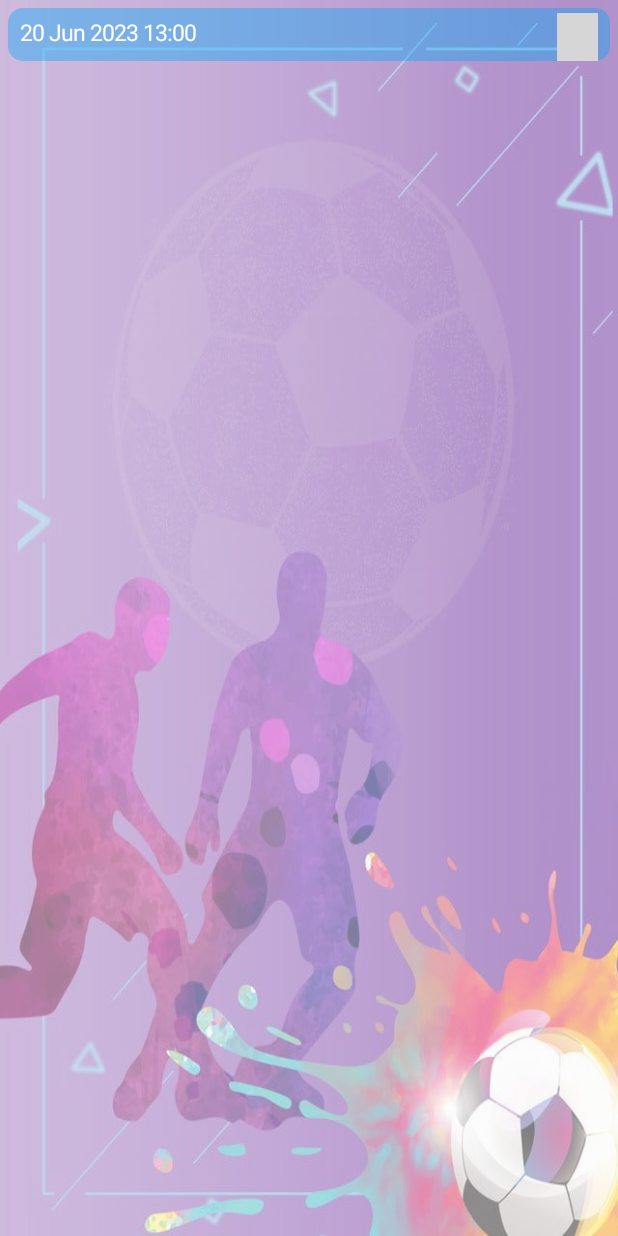
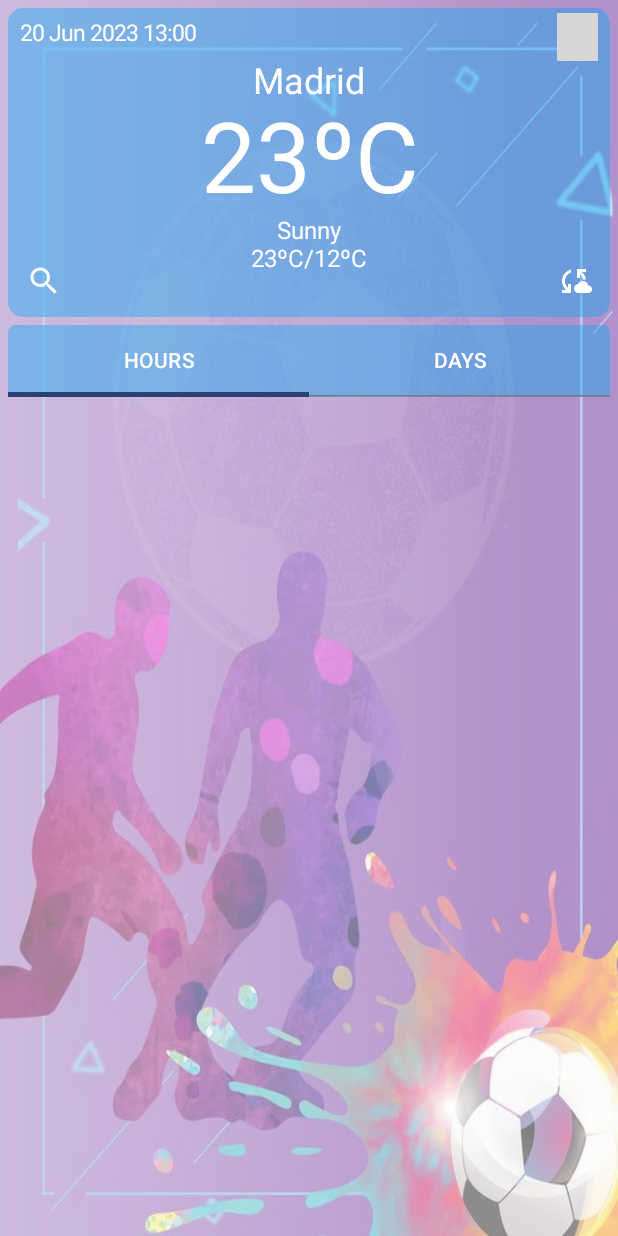
Before and after one commit to Shevy-D/ComposeLessonYouTube, an Android app built with Jetpack Compose: the screen it shows after launch (MainActivity), on a phone screen of 412 x 824 dp. Run offline under Robolectric (Android 15) with nearby library versions, the phone set to English and light mode, and no system bars; our stand-ins replace Volley, accompanist; pictures from the network do not load; grey boxes are pictures that could not be loaded.

Commit message:
Lesson 12. The Forecast app

```diff
--- a/app/build.gradle.kts
+++ b/app/build.gradle.kts
@@ -52,6 +52,8 @@ android {
 dependencies {
 
     implementation("io.coil-kt:coil-compose:2.4.0")
+    implementation("com.google.accompanist:accompanist-pager:0.28.0")
+    implementation("com.google.accompanist:accompanist-pager-indicators:0.19.0")
 
     implementation("androidx.core:core-ktx:1.9.0")
     implementation("androidx.lifecycle:lifecycle-runtime-ktx:2.6.1")
--- a/app/src/main/java/com/shevy/composelessonyoutube/MainActivity.kt
+++ b/app/src/main/java/com/shevy/composelessonyoutube/MainActivity.kt
@@ -5,6 +5,7 @@ import android.os.Bundle
 import android.util.Log
 import androidx.activity.ComponentActivity
 import androidx.activity.compose.setContent
+import androidx.compose.foundation.Image
 import androidx.compose.foundation.layout.Box
 import androidx.compose.foundation.layout.Column
 import androidx.compose.foundation.layout.fillMaxHeight
@@ -12,8 +13,6 @@ import androidx.compose.foundation.layout.fillMaxSize
 import androidx.compose.foundation.layout.fillMaxWidth
 import androidx.compose.foundation.layout.padding
 import androidx.compose.material3.Button
-import androidx.compose.material3.MaterialTheme
-import androidx.compose.material3.Surface
 import androidx.compose.material3.Text
 import androidx.compose.runtime.Composable
 import androidx.compose.runtime.MutableState
@@ -21,11 +20,15 @@ import androidx.compose.runtime.mutableStateOf
 import androidx.compose.runtime.remember
 import androidx.compose.ui.Alignment
 import androidx.compose.ui.Modifier
+import androidx.compose.ui.draw.alpha
+import androidx.compose.ui.layout.ContentScale
+import androidx.compose.ui.res.painterResource
 import androidx.compose.ui.unit.dp
 import com.android.volley.Request
 import com.android.volley.toolbox.StringRequest
 import com.android.volley.toolbox.Volley
-import com.shevy.composelessonyoutube.ui.screens.MainScreen
+import com.shevy.composelessonyoutube.ui.screens.MainCard
+import com.shevy.composelessonyoutube.ui.screens.TabLayout
 import com.shevy.composelessonyoutube.ui.theme.ComposeLessonYouTubeTheme
 import org.json.JSONObject
 
@@ -37,7 +40,20 @@ class MainActivity : ComponentActivity() {
         super.onCreate(savedInstanceState)
         setContent {
             ComposeLessonYouTubeTheme {
-                MainScreen()
+                Image(
+                    painter = painterResource(
+                        id = R.drawable.weather_bg
+                    ),
+                    contentDescription = "im1",
+                    modifier = Modifier
+                        .fillMaxSize()
+                        .alpha(0.5f),
+                    contentScale = ContentScale.FillBounds
+                )
+                Column {
+                    MainCard()
+                    TabLayout()
+                }
                 /*                Surface(
                                     modifier = Modifier.fillMaxSize(),
                                     color = MaterialTheme.colorScheme.background
--- /dev/null
+++ b/app/src/main/java/com/shevy/composelessonyoutube/ui/screens/MainCard.kt
@@ -0,0 +1,173 @@
+package com.shevy.composelessonyoutube.ui.screens
+
+import androidx.compose.foundation.layout.Arrangement
+import androidx.compose.foundation.layout.Column
+import androidx.compose.foundation.layout.Row
+import androidx.compose.foundation.layout.fillMaxWidth
+import androidx.compose.foundation.layout.padding
+import androidx.compose.foundation.layout.size
+import androidx.compose.foundation.shape.RoundedCornerShape
+import androidx.compose.material3.Card
+import androidx.compose.material3.CardDefaults
+import androidx.compose.material3.Icon
+import androidx.compose.material3.IconButton
+import androidx.compose.material3.Tab
+import androidx.compose.material3.TabRow
+import androidx.compose.material3.TabRowDefaults
+import androidx.compose.material3.Text
+import androidx.compose.runtime.Composable
+import androidx.compose.runtime.rememberCoroutineScope
+import androidx.compose.ui.Alignment
+import androidx.compose.ui.Modifier
+import androidx.compose.ui.draw.clip
+import androidx.compose.ui.graphics.Color
+import androidx.compose.ui.res.painterResource
+import androidx.compose.ui.text.TextStyle
+import androidx.compose.ui.tooling.preview.Preview
+import androidx.compose.ui.unit.dp
+import androidx.compose.ui.unit.sp
+import coil.compose.AsyncImage
+import com.google.accompanist.pager.ExperimentalPagerApi
+import com.google.accompanist.pager.HorizontalPager
+import com.google.accompanist.pager.pagerTabIndicatorOffset
+import com.google.accompanist.pager.rememberPagerState
+import com.shevy.composelessonyoutube.R
+import com.shevy.composelessonyoutube.ui.theme.BlueLight
+import kotlinx.coroutines.launch
+
+@Preview(showBackground = true)
+@Composable
+fun MainCard() {
+    Column(
+        modifier = Modifier
+            .padding(5.dp)
+    ) {
+        Card(
+            modifier = Modifier.fillMaxWidth(),
+            colors = CardDefaults.cardColors(BlueLight),
+            elevation = CardDefaults.cardElevation(0.dp),
+            shape = RoundedCornerShape(10.dp)
+        ) {
+            Column(
+                modifier = Modifier.fillMaxWidth(),
+                horizontalAlignment = Alignment.CenterHorizontally
+            ) {
+                Row(
+                    modifier = Modifier.fillMaxWidth(),
+                    horizontalArrangement = Arrangement.SpaceBetween
+                ) {
+                    Text(
+                        modifier = Modifier.padding(top = 8.dp, start = 8.dp),
+                        text = "20 Jun 2023 13:00",
+                        style = TextStyle(fontSize = 15.sp),
+                        color = Color.White
+                    )
+                    AsyncImage(
+                        model = "https://cdn.weatherapi.com/weather/64x64/day/116.png",
+                        contentDescription = "im2",
+                        modifier = Modifier
+                            .size(35.dp)
+                            .padding(top = 3.dp, end = 8.dp)
+                    )
+                }
+                Text(
+                    text = "Madrid",
+                    style = TextStyle(fontSize = 24.sp),
+                    color = Color.White
+                )
+                Text(
+                    text = "23ºC",
+                    style = TextStyle(fontSize = 65.sp),
+                    color = Color.White
+                )
+                Text(
+                    text = "Sunny",
+                    style = TextStyle(fontSize = 16.sp),
+                    color = Color.White
+                )
+                Row(
+                    modifier = Modifier.fillMaxWidth(),
+                    horizontalArrangement = Arrangement.SpaceBetween
+                ) {
+                    IconButton(
+                        onClick = {
+
+                        }
+                    ) {
+                        Icon(
+                            painter = painterResource(id = R.drawable.ic_search),
+                            contentDescription = "im3",
+                            tint = Color.White
+                        )
+                    }
+                    Text(
+                        text = "23ºC/12ºC",
+                        style = TextStyle(fontSize = 16.sp),
+                        color = Color.White
+                    )
+                    IconButton(
+                        onClick = {
+
+                        }
+                    ) {
+                        Icon(
+                            painter = painterResource(id = R.drawable.ic_sync),
+                            contentDescription = "im4",
+                            tint = Color.White
+                        )
+                    }
+                }
+            }
+        }
+    }
+}
+
+@OptIn(ExperimentalPagerApi::class)
+@Composable
+fun TabLayout() {
+    val tabList = listOf("HOURS", "DAYS")
+    val pagerState = rememberPagerState()
+    val tabIndex = pagerState.currentPage
+    val coroutineScope = rememberCoroutineScope()
+
+    Column(
+        modifier = Modifier
+            .padding(
+                start = 5.dp,
+                end = 5.dp
+            )
+            .clip(RoundedCornerShape(5.dp))
+    ) {
+        TabRow(
+            selectedTabIndex = tabIndex,
+/*            indicator = { pos ->
+                TabRowDefaults.Indicator(
+                    Modifier.pagerTabIndicatorOffset(pagerState, pos)
+                )
+            },*/
+            containerColor = BlueLight,
+            contentColor = Color.White
+        ) {
+            tabList.forEachIndexed { index, text ->
+                Tab(
+                    selected = false,
+                    onClick = {
+                        coroutineScope.launch {
+                            pagerState.animateScrollToPage(index)
+                        }
+                    },
+                    text = {
+                        Text(text = text)
+                    }
+                )
+            }
+        }
+        HorizontalPager(
+            count = tabList.size,
+            state = pagerState,
+            modifier = Modifier.weight(1.0f)
+        ) { index ->
+
+        }
+    }
+}
--- a/app/src/main/java/com/shevy/composelessonyoutube/ui/screens/MainScreen.kt
+++ /dev/null
@@ -1,78 +0,0 @@
-package com.shevy.composelessonyoutube.ui.screens
-
-import androidx.compose.foundation.Image
-import androidx.compose.foundation.layout.Arrangement
-import androidx.compose.foundation.layout.Column
-import androidx.compose.foundation.layout.Row
-import androidx.compose.foundation.layout.fillMaxSize
-import androidx.compose.foundation.layout.fillMaxWidth
-import androidx.compose.foundation.layout.padding
-import androidx.compose.foundation.layout.size
-import androidx.compose.foundation.shape.RoundedCornerShape
-import androidx.compose.material3.Card
-import androidx.compose.material3.CardDefaults
-import androidx.compose.material3.Text
-import androidx.compose.material3.contentColorFor
-import androidx.compose.runtime.Composable
-import androidx.compose.ui.Alignment
-import androidx.compose.ui.Modifier
-import androidx.compose.ui.draw.alpha
-import androidx.compose.ui.graphics.Color
-import androidx.compose.ui.layout.ContentScale
-import androidx.compose.ui.res.painterResource
-import androidx.compose.ui.text.TextStyle
-import androidx.compose.ui.tooling.preview.Preview
-import androidx.compose.ui.unit.dp
-import androidx.compose.ui.unit.sp
-import coil.compose.AsyncImage
-import com.shevy.composelessonyoutube.R
-import com.shevy.composelessonyoutube.ui.theme.BlueLight
-
-@Preview(showBackground = true)
-@Composable
-fun MainScreen() {
-    Image(
-        painter = painterResource(id = R.drawable.weather_bg),
-        contentDescription = "im1",
-        modifier = Modifier
-            .fillMaxSize()
-            .alpha(0.5f),
-        contentScale = ContentScale.FillBounds
-    )
-    Column(
-        modifier = Modifier
-            .fillMaxSize()
-            .padding(5.dp)
-    ) {
-        Card(
-            modifier = Modifier.fillMaxWidth(),
-            colors = CardDefaults.cardColors(BlueLight),
-            elevation = CardDefaults.cardElevation(0.dp),
-            shape = RoundedCornerShape(10.dp)
-        ) {
-            Column(
-                modifier = Modifier.fillMaxWidth(),
-                horizontalAlignment = Alignment.CenterHorizontally
-            ) {
-                Row(
-                    modifier = Modifier.fillMaxWidth(),
-                    horizontalArrangement = Arrangement.SpaceBetween
-                ) {
-                    Text(
-                        modifier = Modifier.padding(top = 8.dp, start = 8.dp),
-                        text = "20 Jun 2023 13:00",
-                        style = TextStyle(fontSize = 15.sp),
-                        color = Color.White
-                    )
-                    AsyncImage(
-                        model = "https://cdn.weatherapi.com/weather/64x64/day/116.png",
-                        contentDescription = "im2",
-                        modifier = Modifier
-                            .size(35.dp)
-                            .padding(top = 3.dp, end = 8.dp)
-                    )
-                }
-            }
-        }
-    }
-}
--- /dev/null
+++ b/app/src/main/res/drawable/ic_search.xml
@@ -0,0 +1,5 @@
+<vector android:height="24dp" android:tint="#FFFFFF"
+    android:viewportHeight="24" android:viewportWidth="24"
+    android:width="24dp" xmlns:android="http://schemas.android.com/apk/res/android">
+    <path android:fillColor="@android:color/white" android:pathData="M15.5,14h-0.79l-0.28,-0.27C15.41,12.59 16,11.11 16,9.5 16,5.91 13.09,3 9.5,3S3,5.91 3,9.5 5.91,16 9.5,16c1.61,0 3.09,-0.59 4.23,-1.57l0.27,0.28v0.79l5,4.99L20.49,19l-4.99,-5zM9.5,14C7.01,14 5,11.99 5,9.5S7.01,5 9.5,5 14,7.01 14,9.5 11.99,14 9.5,14z"/>
+</vector>
--- /dev/null
+++ b/app/src/main/res/drawable/ic_sync.xml
@@ -0,0 +1,5 @@
+<vector android:height="24dp" android:tint="#FFFFFF"
+    android:viewportHeight="24" android:viewportWidth="24"
+    android:width="24dp" xmlns:android="http://schemas.android.com/apk/res/android">
+    <path android:fillColor="@android:color/white" android:pathData="M21.5,14.98c-0.02,0 -0.03,0 -0.05,0.01C21.2,13.3 19.76,12 18,12c-1.4,0 -2.6,0.83 -3.16,2.02C13.26,14.1 12,15.4 12,17c0,1.66 1.34,3 3,3l6.5,-0.02c1.38,0 2.5,-1.12 2.5,-2.5S22.88,14.98 21.5,14.98zM10,4.26v2.09C7.67,7.18 6,9.39 6,12c0,1.77 0.78,3.34 2,4.44V14h2v6H4v-2h2.73C5.06,16.54 4,14.4 4,12C4,8.27 6.55,5.15 10,4.26zM20,6h-2.73c1.43,1.26 2.41,3.01 2.66,5l-2.02,0C17.68,9.64 16.98,8.45 16,7.56V10h-2V4h6V6z"/>
+</vector>
```
